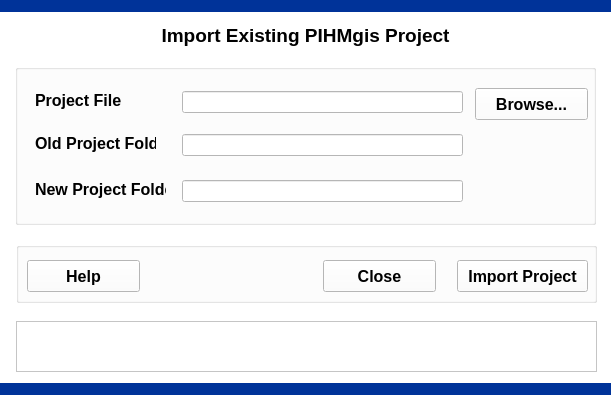
This is 1ProjectManagement/3ImportProject/importproject.ui in leonard-psu/PIHMgis as Qt 5 draws it before an edit. The edited form follows.
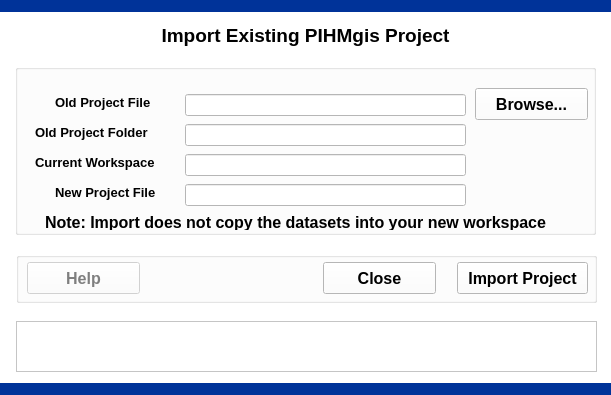
This is the edited form.

Patch:
```diff
--- a/1ProjectManagement/3ImportProject/importproject.ui
+++ b/1ProjectManagement/3ImportProject/importproject.ui
@@ -431,6 +431,14 @@
     </disabled>
    </palette>
   </property>
+  <property name="font">
+   <font>
+    <family>Arial</family>
+    <pointsize>12</pointsize>
+    <weight>75</weight>
+    <bold>true</bold>
+   </font>
+  </property>
   <property name="windowTitle">
    <string>: :   Import Project   : :</string>
   </property>
@@ -438,19 +446,22 @@
    <property name="geometry">
     <rect>
      <x>16</x>
-     <y>242</y>
+     <y>252</y>
      <width>581</width>
-     <height>61</height>
+     <height>51</height>
     </rect>
    </property>
    <property name="title">
     <string/>
    </property>
    <widget class="QPushButton" name="pushButtonHelp">
+    <property name="enabled">
+     <bool>false</bool>
+    </property>
     <property name="geometry">
      <rect>
       <x>11</x>
-      <y>18</y>
+      <y>10</y>
       <width>113</width>
       <height>32</height>
      </rect>
@@ -474,7 +485,7 @@
     <property name="geometry">
      <rect>
       <x>307</x>
-      <y>18</y>
+      <y>10</y>
       <width>113</width>
       <height>32</height>
      </rect>
@@ -501,7 +512,7 @@
     <property name="geometry">
      <rect>
       <x>441</x>
-      <y>18</y>
+      <y>10</y>
       <width>131</width>
       <height>32</height>
      </rect>
@@ -531,7 +542,7 @@
      <x>15</x>
      <y>64</y>
      <width>581</width>
-     <height>161</height>
+     <height>171</height>
     </rect>
    </property>
    <property name="title">
@@ -540,8 +551,8 @@
    <widget class="QLineEdit" name="lineEdit">
     <property name="geometry">
      <rect>
-      <x>167</x>
-      <y>27</y>
+      <x>170</x>
+      <y>30</y>
       <width>281</width>
       <height>22</height>
      </rect>
@@ -559,8 +570,8 @@
    <widget class="QLabel" name="label_2">
     <property name="geometry">
      <rect>
-      <x>20</x>
-      <y>28</y>
+      <x>40</x>
+      <y>30</y>
       <width>111</width>
       <height>17</height>
      </rect>
@@ -568,7 +579,7 @@
     <property name="font">
      <font>
       <family>Arial</family>
-      <pointsize>12</pointsize>
+      <pointsize>10</pointsize>
       <weight>75</weight>
       <bold>true</bold>
      </font>
@@ -577,7 +588,7 @@
      <string>Existing Project is a project that was not created on some other computer or Home directory structure has been altered (by moving or renaming).</string>
     </property>
     <property name="text">
-     <string>Project File</string>
+     <string>Old Project File</string>
     </property>
    </widget>
    <widget class="QPushButton" name="pushButtonProject">
@@ -613,8 +624,8 @@
    <widget class="QLineEdit" name="lineEditOld">
     <property name="geometry">
      <rect>
-      <x>167</x>
-      <y>70</y>
+      <x>170</x>
+      <y>60</y>
       <width>281</width>
       <height>22</height>
      </rect>
@@ -625,12 +636,15 @@
       <bold>true</bold>
      </font>
     </property>
+    <property name="readOnly">
+     <bool>true</bool>
+    </property>
    </widget>
    <widget class="QLabel" name="label_3">
     <property name="geometry">
      <rect>
       <x>20</x>
-      <y>71</y>
+      <y>60</y>
       <width>121</width>
       <height>17</height>
      </rect>
@@ -638,7 +652,7 @@
     <property name="font">
      <font>
       <family>Arial</family>
-      <pointsize>12</pointsize>
+      <pointsize>10</pointsize>
       <weight>75</weight>
       <bold>true</bold>
      </font>
@@ -653,8 +667,8 @@
    <widget class="QLineEdit" name="lineEditNew">
     <property name="geometry">
      <rect>
-      <x>167</x>
-      <y>116</y>
+      <x>170</x>
+      <y>90</y>
       <width>281</width>
       <height>22</height>
      </rect>
@@ -665,12 +679,15 @@
       <bold>true</bold>
      </font>
     </property>
+    <property name="readOnly">
+     <bool>true</bool>
+    </property>
    </widget>
    <widget class="QLabel" name="label_4">
     <property name="geometry">
      <rect>
       <x>20</x>
-      <y>117</y>
+      <y>90</y>
       <width>131</width>
       <height>17</height>
      </rect>
@@ -678,7 +695,7 @@
     <property name="font">
      <font>
       <family>Arial</family>
-      <pointsize>12</pointsize>
+      <pointsize>10</pointsize>
       <weight>75</weight>
       <bold>true</bold>
      </font>
@@ -687,7 +704,63 @@
      <string>Existing Project is a project that was not created on some other computer.</string>
     </property>
     <property name="text">
-     <string>New Project Folder</string>
+     <string>Current Workspace</string>
+    </property>
+   </widget>
+   <widget class="QLabel" name="label_5">
+    <property name="geometry">
+     <rect>
+      <x>40</x>
+      <y>120</y>
+      <width>111</width>
+      <height>17</height>
+     </rect>
+    </property>
+    <property name="font">
+     <font>
+      <family>Arial</family>
+      <pointsize>10</pointsize>
+      <weight>75</weight>
+      <bold>true</bold>
+     </font>
+    </property>
+    <property name="toolTip">
+     <string>Existing Project is a project that was not created on some other computer or Home directory structure has been altered (by moving or renaming).</string>
+    </property>
+    <property name="text">
+     <string>New Project File</string>
+    </property>
+   </widget>
+   <widget class="QLineEdit" name="new_lineEdit_ProjectFile">
+    <property name="geometry">
+     <rect>
+      <x>170</x>
+      <y>120</y>
+      <width>281</width>
+      <height>22</height>
+     </rect>
+    </property>
+    <property name="font">
+     <font>
+      <weight>75</weight>
+      <bold>true</bold>
+     </font>
+    </property>
+    <property name="toolTip">
+     <string>Existing Project is a project that was not created on some other computer or Home directory structure has been altered (by moving or renaming).</string>
+    </property>
+   </widget>
+   <widget class="QLabel" name="label_6">
+    <property name="geometry">
+     <rect>
+      <x>30</x>
+      <y>150</y>
+      <width>531</width>
+      <height>16</height>
+     </rect>
+    </property>
+    <property name="text">
+     <string>Note: Import does not copy the datasets into your new workspace</string>
     </property>
    </widget>
   </widget>
```
Left out of the diff: 8 changed lines with no effect on the pictures.
